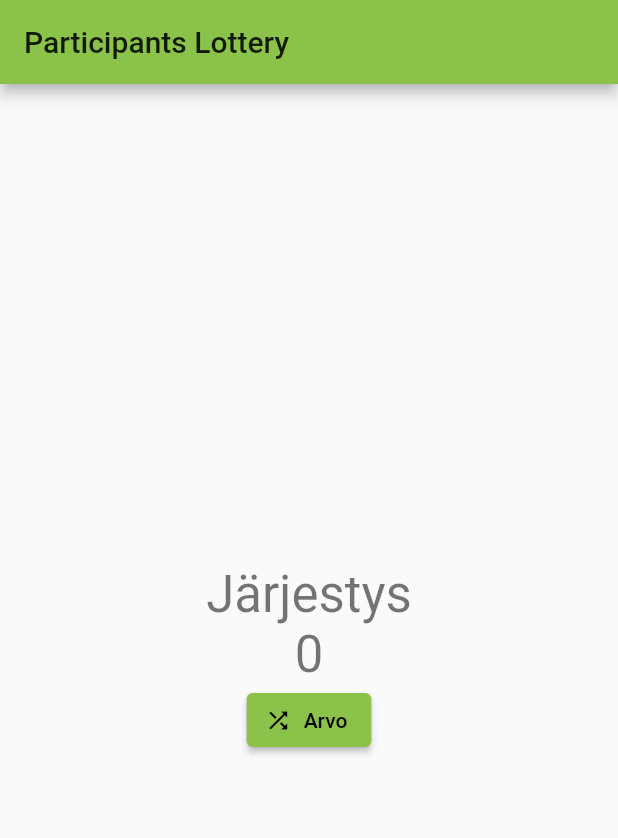
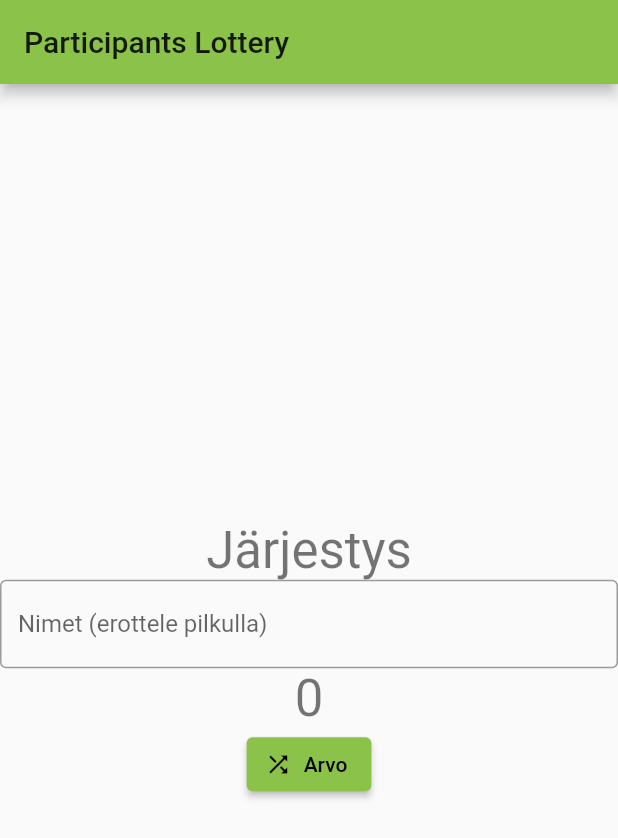
Before and after one commit to areee/flutter_participants_lottery, a Flutter app: the screen it shows after launch, on a phone screen of 412 x 824 dp. Shown: the top 838 px of the screen. Run offline on Flutter 3.47's test engine with Material 2 defaults, Android fonts, the phone set to English and light mode, and no system bars.

Commit message:
Add textField component (not ready yet!)

```diff
--- a/lib/main.dart
+++ b/lib/main.dart
@@ -49,6 +49,12 @@ class _MyHomePageState extends State<MyHomePage> {
               'Järjestys',
               style: Theme.of(context).textTheme.headline4,
             ),
+            TextField(
+              decoration: InputDecoration(
+                border: OutlineInputBorder(),
+                hintText: 'Nimet (erottele pilkulla)'
+              ),
+            ),
             Text(
               '$_counter',
               style: Theme.of(context).textTheme.headline4,
```
